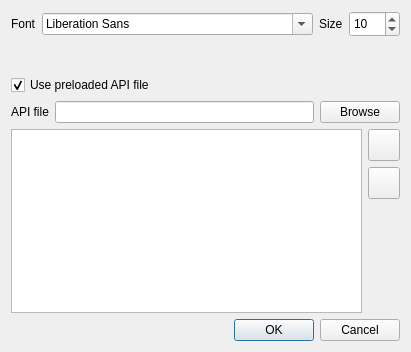
This is python/console/console_settings.ui in qgis/QGIS as Qt 5 draws it before an edit. The edited form follows.
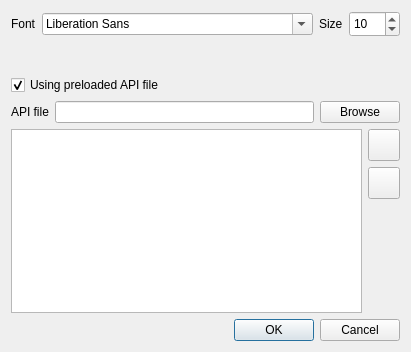
This is the edited form.

```diff
--- a/python/console/console_settings.ui
+++ b/python/console/console_settings.ui
@@ -222,7 +222,7 @@
    <item row="2" column="0">
     <widget class="QCheckBox" name="preloadAPI">
      <property name="text">
-      <string>Use preloaded API file</string>
+      <string>Using preloaded API file</string>
      </property>
      <property name="checked">
       <bool>true</bool>
```
Left out of the diff: 130 changed lines with no effect on the pictures.
